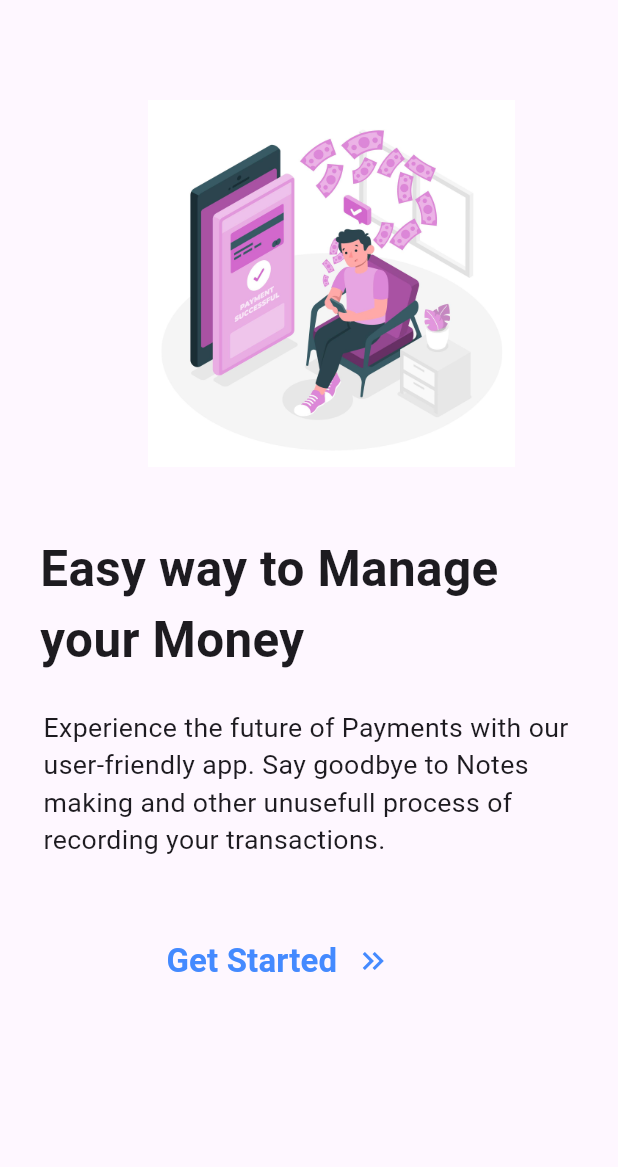
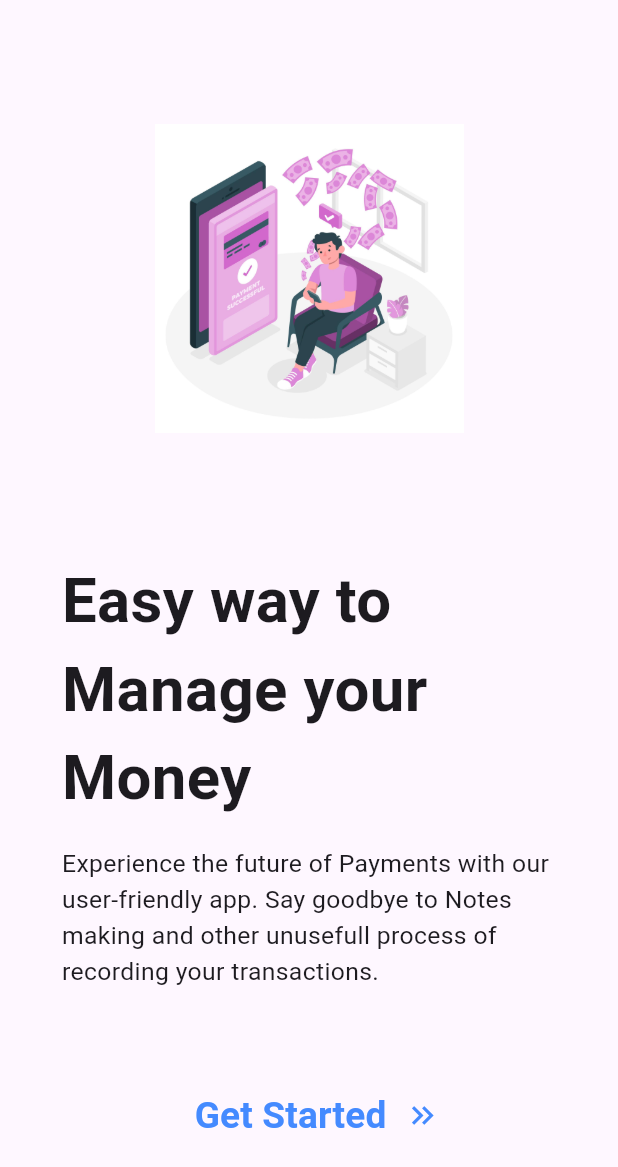
Before and after one commit to justaman045/spendwise, a Flutter app: the screen it shows after launch, on a phone screen of 412 x 824 dp. Shown: the top 1167 px of the screen. Run offline on Flutter 3.47's test engine with Material 3 defaults, Android fonts, the phone set to English and light mode, and no system bars; our stand-ins replace countup, get, permission_handler, syncfusion_flutter_charts; missing offline and left inert: flutter_sms_inbox.

Commit message:
Updated the Responsive methods

```diff
--- a/lib/Components/responsive_methods.dart
+++ b/lib/Components/responsive_methods.dart
@@ -50,3 +50,47 @@ double getResponsiveHeight(BuildContext context) {
         1.2; // Adjust multiplier for extra large screens (tablets)
   }
 }
+
+double getResponsiveSize(BuildContext context,
+    {double percent = 1.0, double minSize = 0.0}) {
+  final size = MediaQuery.of(context).size;
+  final availableSize = size.width < size.height ? size.width : size.height;
+
+  // Calculate size based on screen size and percentage
+  double calculatedSize = availableSize * percent;
+
+  // Ensure minimum size is respected
+  return calculatedSize > minSize ? calculatedSize : minSize;
+}
+
+double getResponsiveWidgetSize(
+  BuildContext context,
+  double desiredSize, {
+  double smallFactor = 0.8,
+  double mediumFactor = 0.6,
+  double largeFactor = 0.5,
+}) {
+  final size = MediaQuery.of(context).size;
+
+  // Categorize screen size based on width thresholds
+  final isSmallScreen = size.width < 600; // Adjust thresholds as needed
+  final isMediumScreen = size.width < 800 && !isSmallScreen;
+
+  // Calculate size based on screen category
+  double adjustedSize;
+  if (isSmallScreen) {
+    adjustedSize = desiredSize * smallFactor;
+  } else if (isMediumScreen) {
+    adjustedSize = desiredSize * mediumFactor;
+  } else {
+    adjustedSize = desiredSize * largeFactor;
+  }
+
+  // Ensure size is within available space
+  return adjustedSize.clamp(0.0, size.width);
+}
+
+double getScreenWidth(BuildContext context) =>
+    MediaQuery.of(context).size.width;
+double getScreenHeight(BuildContext context) =>
+    MediaQuery.of(context).size.height;
--- a/lib/Components/useful_methods.dart
+++ b/lib/Components/useful_methods.dart
@@ -1,3 +1,3 @@
-import 'package:flutter/material.dart';
+
 
 // double pixelScale(BuildContext context ) => (this/4).ws
--- a/lib/Screens/intro.dart
+++ b/lib/Screens/intro.dart
@@ -19,27 +19,27 @@ class Intro extends StatelessWidget {
           children: [
             Padding(
               padding: EdgeInsets.only(
-                left: getResponsiveWidth(context) * 0.3,
-                top: getResponsiveHeight(context) * 0.3,
+                left: getScreenWidth(context) / 2 / 2,
+                top: getScreenHeight(context) * 0.1,
               ),
               child: SizedBox(
-                height: getResponsiveHeight(context) * 1.1,
+                height: getResponsiveSize(context) * 0.5,
                 child: const Image(
                   image: AssetImage("assets/resources/intro.jpg"),
                 ),
               ),
             ),
             SizedBox(
-              width: getResponsiveWidth(context) + 10,
+              width: getResponsiveSize(context),
               child: Padding(
                 padding: EdgeInsets.only(
-                  left: getResponsiveHeight(context) * 0.12,
-                  top: getResponsiveHeight(context) * 0.2,
+                  left: getScreenWidth(context) * 0.1,
+                  top: getScreenHeight(context) * 0.1,
                 ),
                 child: Text(
                   "Easy way to Manage your Money",
                   style: TextStyle(
-                    fontSize: getResponsiveWidth(context) * 0.1,
+                    fontSize: getScreenHeight(context) * 0.05,
                     fontWeight: FontWeight.bold,
                   ),
                 ),
@@ -47,24 +47,20 @@ class Intro extends StatelessWidget {
             ),
             Padding(
               padding: EdgeInsets.symmetric(
-                horizontal: getResponsiveHeight(context) * 0.13,
-                vertical: getResponsiveHeight(context) * 0.1,
+                horizontal: getScreenWidth(context) * 0.1,
+                vertical: getScreenHeight(context) * 0.02,
               ),
               child: Text(
                 introText,
                 style: TextStyle(
-                  fontSize: getResponsiveHeight(context) * 0.08,
+                  fontSize: getScreenHeight(context) * 0.02,
                 ),
               ),
             ),
             Padding(
-              padding: EdgeInsets.only(
-                left: getResponsiveWidth(context) * 0.3,
-                top: skipSignIn
-                    ? getResponsiveHeight(context) * 0.01
-                    : getResponsiveHeight(context) * 0.1,
-              ),
+              padding: EdgeInsets.only(top: getScreenHeight(context) * 0.05),
               child: Row(
+                mainAxisAlignment: MainAxisAlignment.center,
                 children: [
                   InkWell(
                     child: TextButton(
@@ -79,19 +75,20 @@ class Intro extends StatelessWidget {
                           duration: duration,
                         );
                       },
-                      child: const Text(
+                      child: Text(
                         "Get Started",
                         style: TextStyle(
                           color: Colors.blueAccent,
-                          fontSize: 22,
+                          fontSize: getScreenHeight(context) * 0.03,
                           fontWeight: FontWeight.bold,
                         ),
                       ),
                     ),
                   ),
-                  const Icon(
+                  Icon(
                     Icons.keyboard_double_arrow_right_sharp,
                     color: Colors.blueAccent,
+                    size: getScreenHeight(context) * 0.03,
                   ),
                 ],
               ),
```
Also changed, not shown: lib/Components/login_ball.dart (+3 -11 lines), lib/Screens/login.dart (+7 -22 lines), lib/Screens/signup.dart (+3 -14 lines).
